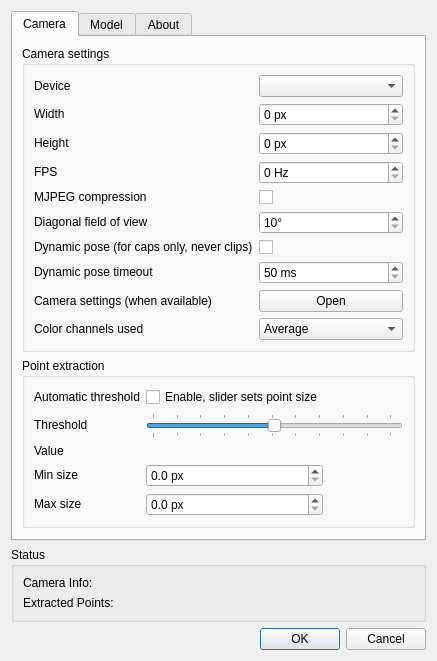
Old version of the form tracker-pt/FTNoIR_PT_Controls.ui in the repository opentrack/opentrack.
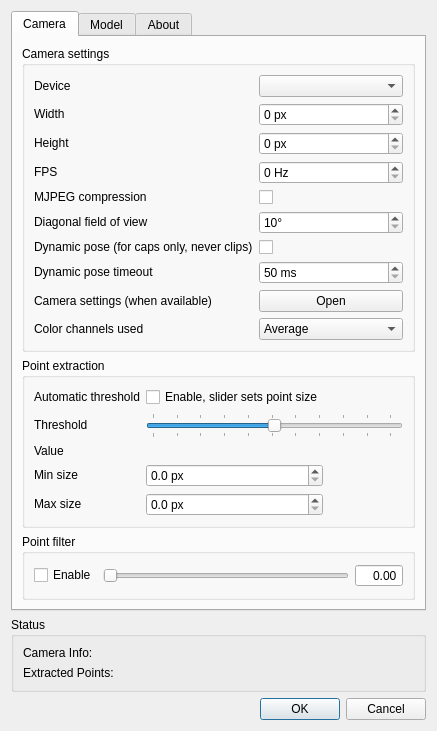
New version of the form. Icons and pictures are not drawn.

Commit message: tracker/pt: add point filter

What changed in the file:
```diff
--- a/tracker-pt/FTNoIR_PT_Controls.ui
+++ b/tracker-pt/FTNoIR_PT_Controls.ui
@@ -10,7 +10,7 @@
     <x>0</x>
     <y>0</y>
     <width>420</width>
-    <height>724</height>
+    <height>703</height>
    </rect>
   </property>
   <property name="sizePolicy">
@@ -702,6 +702,78 @@
          </layout>
         </widget>
        </item>
+       <item>
+        <widget class="QGroupBox" name="groupBox">
+         <property name="title">
+          <string>Point filter</string>
+         </property>
+         <layout class="QHBoxLayout" name="horizontalLayout">
+          <item>
+           <widget class="QCheckBox" name="enable_point_filter">
+            <property name="sizePolicy">
+             <sizepolicy hsizetype="Maximum" vsizetype="Maximum">
+              <horstretch>0</horstretch>
+              <verstretch>0</verstretch>
+             </sizepolicy>
+            </property>
+            <property name="toolTip">
+             <string>Filter point centers prior to pose estimation.</string>
+            </property>
+            <property name="text">
+             <string>Enable</string>
+            </property>
+           </widget>
+          </item>
+          <item>
+           <widget class="QSlider" name="point_filter_slider">
+            <property name="sizePolicy">
+             <sizepolicy hsizetype="Minimum" vsizetype="Maximum">
+              <horstretch>0</horstretch>
+              <verstretch>0</verstretch>
+             </sizepolicy>
+            </property>
+            <property name="minimum">
+             <number>0</number>
+            </property>
+            <property name="maximum">
+             <number>400</number>
+            </property>
+            <property name="singleStep">
+             <number>1</number>
+            </property>
+            <property name="pageStep">
+             <number>10</number>
+            </property>
+            <property name="orientation">
+             <enum>Qt::Horizontal</enum>
+            </property>
+           </widget>
+          </item>
+          <item>
+           <widget class="QDoubleSpinBox" name="point_filter_label">
+            <property name="sizePolicy">
+             <sizepolicy hsizetype="Maximum" vsizetype="Maximum">
+              <horstretch>0</horstretch>
+              <verstretch>0</verstretch>
+             </sizepolicy>
+            </property>
+            <property name="alignment">
+             <set>Qt::AlignRight|Qt::AlignTrailing|Qt::AlignVCenter</set>
+            </property>
+            <property name="readOnly">
+             <bool>true</bool>
+            </property>
+            <property name="buttonSymbols">
+             <enum>QAbstractSpinBox::NoButtons</enum>
+            </property>
+            <property name="maximum">
+             <double>999.990000000000009</double>
+            </property>
+           </widget>
+          </item>
+         </layout>
+        </widget>
+       </item>
       </layout>
      </widget>
      <widget class="QWidget" name="tab_4">
```
Left out of the diff: 17 changed lines with no effect on the pictures. The commit also changes 12 other files.
